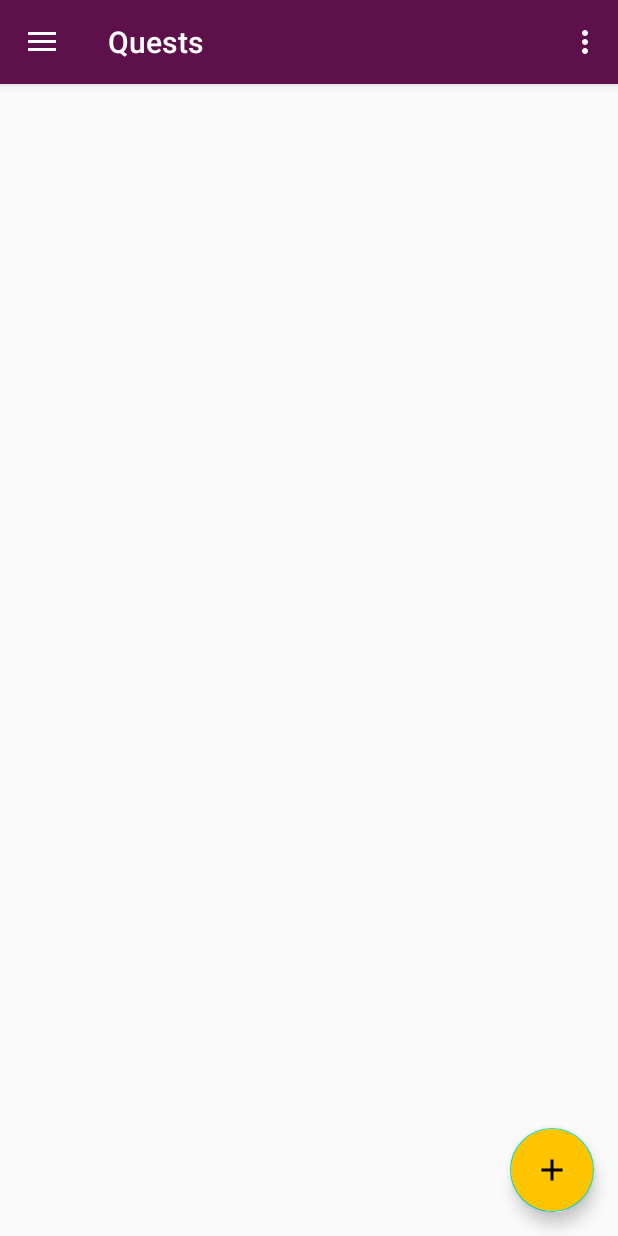
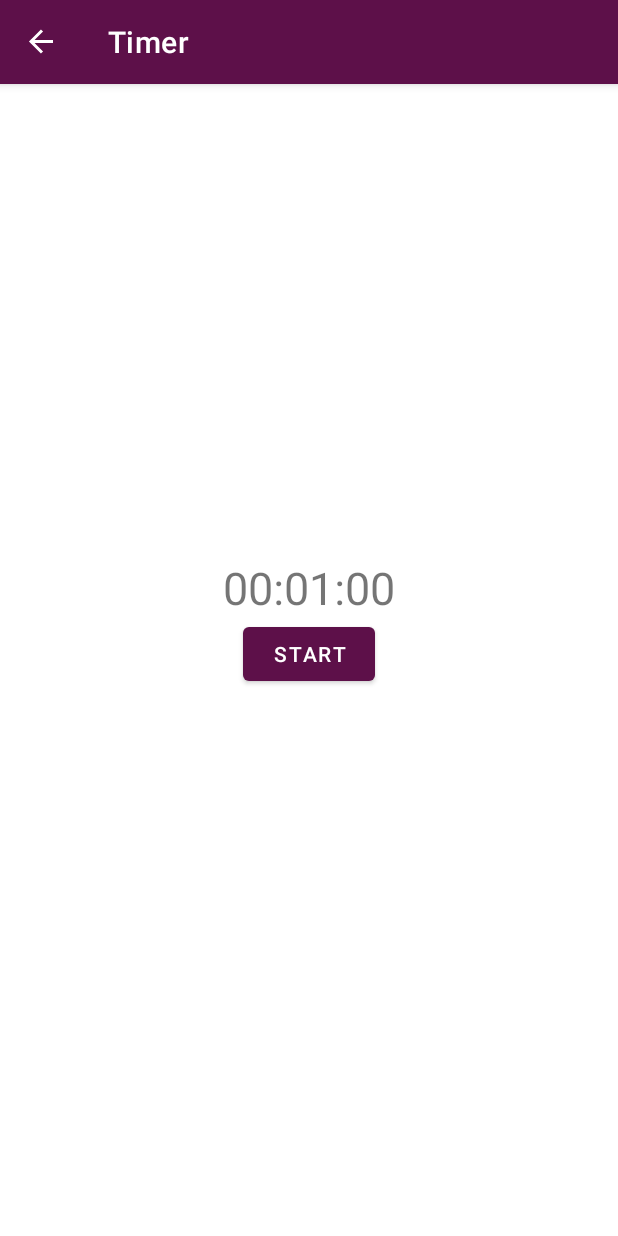
Before and after one commit to elli0tt/rpg-life, an Android app: the screen it shows after launch (MainActivity), on a phone screen of 412 x 824 dp. Run offline under Robolectric (Android 15) with nearby library versions, the phone set to English and light mode, and no system bars; our stand-ins replace navigation-ui.

Commit message:
Added stopwatch and countdown timer, started adding quests filtering(not working yet)

```diff
--- /dev/null
+++ b/app/src/main/java/com/elli0tt/rpg_life/presentation/countdown_timer/CountDownFragment.java
@@ -0,0 +1,150 @@
+package com.elli0tt.rpg_life.presentation.countdown_timer;
+
+import android.os.Bundle;
+import android.os.CountDownTimer;
+import android.view.LayoutInflater;
+import android.view.View;
+import android.view.ViewGroup;
+import android.widget.Button;
+import android.widget.TextView;
+
+import androidx.annotation.NonNull;
+import androidx.annotation.Nullable;
+import androidx.fragment.app.Fragment;
+import androidx.lifecycle.ViewModelProviders;
+
+import com.elli0tt.rpg_life.R;
+
+public class CountDownFragment extends Fragment {
+
+    private Button startPauseButton;
+    private Button resetButton;
+
+    private TextView timerTextView;
+
+    private CountDownTimer timer;
+
+    private CountDownViewModel viewModel;
+
+    private static final int COUNT_DOWN_INTERVAL = 1000;
+
+    private static final String KEY_START_PAUSE_BUTTON_VISIBILITY = "start_pause_button_visibility";
+    private static final String KEY_RESET_BUTTON_VISIBILITY = "reset_button_visibility";
+    private static final String KEY_START_PAUSE_BUTTON_TEXT = "start_pause_button_text";
+
+
+    @Nullable
+    @Override
+    public View onCreateView(@NonNull LayoutInflater inflater, @Nullable ViewGroup container,
+                             @Nullable Bundle savedInstanceState) {
+        return inflater.inflate(R.layout.fragment_countdown_timer, container, false);
+    }
+
+    @Override
+    public void onViewCreated(@NonNull View view, @Nullable Bundle savedInstanceState) {
+        super.onViewCreated(view, savedInstanceState);
+
+        viewModel = ViewModelProviders.of(this).get(CountDownViewModel.class);
+        subscribeToViewModel();
+
+        startPauseButton = view.findViewById(R.id.countdown_timer_start_pause_button);
+        resetButton = view.findViewById(R.id.countdown_timer_reset_button);
+
+        timerTextView = view.findViewById(R.id.countdown_timer_text_view);
+
+        startPauseButton.setOnClickListener(startPauseButtonOnClickListener);
+        resetButton.setOnClickListener(resetButtonOnClickListener);
+    }
+
+    @Override
+    public void onActivityCreated(@Nullable Bundle savedInstanceState) {
+        super.onActivityCreated(savedInstanceState);
+        if (savedInstanceState != null) {
+            startPauseButton.setVisibility(savedInstanceState.getInt(KEY_START_PAUSE_BUTTON_VISIBILITY));
+            resetButton.setVisibility(savedInstanceState.getInt(KEY_RESET_BUTTON_VISIBILITY));
+            startPauseButton.setText(savedInstanceState.getCharSequence(KEY_START_PAUSE_BUTTON_TEXT));
+        }
+
+        if (viewModel.isTimerRunning()){
+            startTimer();
+
+        }
+    }
+
+    @Override
+    public void onSaveInstanceState(@NonNull Bundle outState) {
+        super.onSaveInstanceState(outState);
+        outState.putInt(KEY_START_PAUSE_BUTTON_VISIBILITY, startPauseButton.getVisibility());
+        outState.putInt(KEY_RESET_BUTTON_VISIBILITY, resetButton.getVisibility());
+        outState.putCharSequence(KEY_START_PAUSE_BUTTON_TEXT, startPauseButton.getText());
+    }
+
+
+
+    @Override
+    public void onPause() {
+        super.onPause();
+        if (viewModel.isTimerRunning()) {
+            timer.cancel();
+        }
+    }
+
+
+    private void subscribeToViewModel() {
+        viewModel.getTimeLeftMillis().observe(getViewLifecycleOwner(),
+                aLong -> timerTextView.setText(viewModel.getTimeLeft()));
+    }
+
+    private View.OnClickListener startPauseButtonOnClickListener = new View.OnClickListener() {
+        @Override
+        public void onClick(View v) {
+            if (viewModel.isTimerRunning()) {
+                pauseTimer();
+            } else {
+                startTimer();
+            }
+        }
+    };
+
+    private View.OnClickListener resetButtonOnClickListener = new View.OnClickListener() {
+        @Override
+        public void onClick(View v) {
+            viewModel.resetTimer();
+            startPauseButton.setText(R.string.countdown_timer_start);
+            startPauseButton.setVisibility(View.VISIBLE);
+            resetButton.setVisibility(View.INVISIBLE);
+        }
+    };
+
+    private void startTimer() {
+        viewModel.startTimer(System.currentTimeMillis());
+        timer = new CountDownTimer(viewModel.getTimeLeftMillis().getValue(),
+                COUNT_DOWN_INTERVAL) {
+            @Override
+            public void onTick(long millisUntilFinished) {
+                viewModel.updateTimeLeftInMillis(millisUntilFinished);
+            }
+
+            @Override
+            public void onFinish() {
+                viewModel.pauseTimer();
+                startPauseButton.setText(R.string.countdown_timer_start);
+                startPauseButton.setVisibility(View.INVISIBLE);
+                resetButton.setVisibility(View.VISIBLE);
+            }
+        }.start();
+
+
+        startPauseButton.setText(R.string.countdown_timer_pause);
+        resetButton.setVisibility(View.INVISIBLE);
+    }
+
+    private void pauseTimer() {
+        timer.cancel();
+        viewModel.pauseTimer();
+        startPauseButton.setText(R.string.countdown_timer_start);
+        resetButton.setVisibility(View.VISIBLE);
+    }
+
+
+}
--- /dev/null
+++ b/app/src/main/java/com/elli0tt/rpg_life/presentation/countdown_timer/CountDownViewModel.java
@@ -0,0 +1,60 @@
+package com.elli0tt.rpg_life.presentation.countdown_timer;
+
+import androidx.lifecycle.LiveData;
+import androidx.lifecycle.MutableLiveData;
+import androidx.lifecycle.ViewModel;
+
+import java.util.Locale;
+
+public class CountDownViewModel extends ViewModel {
+    private boolean isTimerRunning = false;
+    private MutableLiveData<Long> timeLeftMillis = new MutableLiveData<>(START_TIME_LEFT_IN_MILLIS);
+    private long endTime = 0;
+
+    private static final long START_TIME_LEFT_IN_MILLIS = 60000L;
+
+    private static final String ERROR_TIME = "-1:-1";
+
+    public boolean isTimerRunning(){
+        return isTimerRunning;
+    }
+
+    public LiveData<Long> getTimeLeftMillis(){
+        return timeLeftMillis;
+    }
+
+    public void updateTimeLeftInMillis(long value){
+        timeLeftMillis.setValue(value);
+    }
+
+    public String getTimeLeft(){
+        if (timeLeftMillis.getValue() != null){
+            long timeLeftInSeconds = timeLeftMillis.getValue() / 1000;
+            long hours = timeLeftInSeconds / 3600;
+            timeLeftInSeconds %= 3600;
+            long minutes = timeLeftInSeconds / 60;
+            long seconds = timeLeftInSeconds % 60;
+
+            return String.format(Locale.getDefault(),"%02d:%02d:%02d", hours, minutes, seconds);
+        } else {
+            return ERROR_TIME;
+        }
+    }
+
+    public void startTimer(long currentTimeMillis){
+        isTimerRunning = true;
+        if (endTime != 0){
+            timeLeftMillis.setValue(endTime - currentTimeMillis);
+        }
+        endTime = currentTimeMillis + timeLeftMillis.getValue();
+}
+
+    public void pauseTimer(){
+        isTimerRunning = false;
+    }
+
+    public void resetTimer(){
+        timeLeftMillis.setValue(START_TIME_LEFT_IN_MILLIS);
+        endTime = 0;
+    }
+}
--- /dev/null
+++ b/app/src/main/java/com/elli0tt/rpg_life/presentation/quests/QuestsFilterType.java
@@ -0,0 +1,5 @@
+package com.elli0tt.rpg_life.presentation.quests;
+
+public enum QuestsFilterType {
+    ALL, ACTIVE, COMPLETED
+}
--- a/app/src/main/java/com/elli0tt/rpg_life/presentation/quests/QuestsViewModel.java
+++ b/app/src/main/java/com/elli0tt/rpg_life/presentation/quests/QuestsViewModel.java
@@ -1,10 +1,14 @@
 package com.elli0tt.rpg_life.presentation.quests;
 
 import android.app.Application;
+import android.os.AsyncTask;
 
 import androidx.annotation.NonNull;
+import androidx.arch.core.util.Function;
 import androidx.lifecycle.AndroidViewModel;
 import androidx.lifecycle.LiveData;
+import androidx.lifecycle.MutableLiveData;
+import androidx.lifecycle.Transformations;
 
 import com.elli0tt.rpg_life.data.repository.QuestsRepositoryImpl;
 import com.elli0tt.rpg_life.domain.modal.Quest;
@@ -14,16 +18,46 @@ import java.util.List;
 
 public class QuestsViewModel extends AndroidViewModel {
     private QuestsRepositoryImpl repository;
-    private LiveData<List<Quest>> allQuestsList;
+
+    private LiveData<List<Quest>> quests;
+
+    private MutableLiveData<QuestsFilterType> currentFilter =
+            new MutableLiveData<>(QuestsFilterType.ALL);
+
+    private MutableLiveData<List<Quest>> questsToShow ;
+//    =
+//            Transformations.switchMap(currentFilter, new Function<LiveData<List<Quest>>, MutableLiveData<List<Quest>>>() {
+//
+//
+//                @Override
+//                public MutableLiveData<List<Quest>> apply(LiveData<List<Quest>> input) {
+////                    QuestsFilterType filter = currentFilter.getValue();
+////                    if (filter == QuestsFilterType.ALL) {
+////                        return repository.getAllQuests();
+////                    } else if (filter == QuestsFilterType.ACTIVE){
+////                        return repository.getActiveQuests();
+////                    } else{
+////                        return repository.getCompletedQuests();
+////                    }
+//
+//                }
+//
+//
+//            });
+
+
+
 
     public QuestsViewModel(@NonNull Application application) {
         super(application);
         repository = new QuestsRepositoryImpl(application);
-        allQuestsList = repository.getAllQuestsList();
+        loadQuests();
+        //quests = repository.getAllQuests();
+        //questsToShow.setValue(quests.getValue());
     }
 
-    LiveData<List<Quest>> getAllQuestsList() {
-        return allQuestsList;
+    LiveData<List<Quest>> getQuests() {
+        return questsToShow;
     }
 
     public void insert(List<Quest> questList) {
@@ -54,4 +88,73 @@ public class QuestsViewModel extends AndroidViewModel {
         repository.delete(questList);
     }
 
+    public void setFiltering(QuestsFilterType filterType){
+        //currentFilter = filterType;
+        loadQuests();
+
+        //questsToShow.setValue(getQuestsByFilter(filterType));
+
+//        switch (currentFilter){
+//            case ALL:
+//                quests = repository.getAllQuests();
+//                break;
+//            case ACTIVE:
+//                quests = repository.getActiveQuests();
+//                break;
+//            case COMPLETED:
+//                quests = repository.getCompletedQuests();
+//                break;
+//        }
+    }
+
+
+
+//    private List<Quest> getQuestsByFilter(QuestsFilterType filterType){
+//        List<Quest> questsByFilter = new ArrayList<>();
+//        switch (filterType){
+//            case ALL:
+//                questsByFilter = quests.getValue();
+//                break;
+//            case ACTIVE:
+//                for (Quest quest : quests.getValue()){
+//                    if (!quest.isCompleted()) {
+//                        questsByFilter.add(quest);
+//                    }
+//                }
+//                break;
+//            case COMPLETED:
+//                for (Quest quest : quests.getValue()){
+//                    if (quest.isCompleted()) {
+//                        questsByFilter.add(quest);
+//                    }
+//                }
+//                break;
+//        }
+//        return questsByFilter;
+//    }
+
+    private void loadQuests(){
+//        List<Quest> quests = repository.getAllQuests();
+//        List<Quest> result = new ArrayList<>();
+//        for (Quest quest : quests){
+//            switch(currentFilter){
+//                case ALL:
+//                    result.add(quest);
+//                    break;
+//                case ACTIVE:
+//                    if (!quest.isCompleted()){
+//                        result.add(quest);
+//                    }
+//                    break;
+//                case COMPLETED:
+//                    if (quest.isCompleted()){
+//                        result.add(quest);
+//                    }
+//                    break;
+//            }
+//        }
+//        questsToShow.setValue(result);
+
+    }
+
 }
--- /dev/null
+++ b/app/src/main/res/drawable/ic_filter_list_white_24dp.xml
@@ -0,0 +1,5 @@
+<vector android:height="24dp" android:tint="#FFFFFF"
+    android:viewportHeight="24.0" android:viewportWidth="24.0"
+    android:width="24dp" xmlns:android="http://schemas.android.com/apk/res/android">
+    <path android:fillColor="#FF000000" android:pathData="M10,18h4v-2h-4v2zM3,6v2h18L21,6L3,6zM6,13h12v-2L6,11v2z"/>
+</vector>
--- /dev/null
+++ b/app/src/main/res/layout/fragment_countdown_timer.xml
@@ -0,0 +1,29 @@
+<?xml version="1.0" encoding="utf-8"?>
+<LinearLayout xmlns:android="http://schemas.android.com/apk/res/android"
+    xmlns:tools="http://schemas.android.com/tools"
+    android:layout_width="match_parent"
+    android:layout_height="match_parent"
+    android:gravity="center"
+    android:orientation="vertical">
+
+    <TextView
+        android:id="@+id/countdown_timer_text_view"
+        android:layout_width="wrap_content"
+        android:layout_height="wrap_content"
+        android:textSize="30sp"
+        tools:text="00:00:00" />
+
+    <com.google.android.material.button.MaterialButton
+        android:id="@+id/countdown_timer_start_pause_button"
+        android:layout_width="wrap_content"
+        android:layout_height="wrap_content"
+        android:text="@string/countdown_timer_start" />
+
+    <com.google.android.material.button.MaterialButton
+        android:id="@+id/countdown_timer_reset_button"
+        android:layout_width="wrap_content"
+        android:layout_height="wrap_content"
+        android:text="@string/countdown_timer_reset"
+        android:visibility="invisible"/>
+
+</LinearLayout>
--- a/app/src/main/res/navigation/nav_graph.xml
+++ b/app/src/main/res/navigation/nav_graph.xml
@@ -3,7 +3,7 @@
     xmlns:app="http://schemas.android.com/apk/res-auto"
     xmlns:tools="http://schemas.android.com/tools"
     android:id="@+id/nav_graph"
-    app:startDestination="@id/quests_screen">
+    app:startDestination="@id/countdown_timer_screen">
 
     <fragment
         android:id="@+id/character_screen"
@@ -103,4 +103,17 @@
             app:nullable="true" />
     </fragment>
 
+    <fragment
+        android:id="@+id/stopwatch_screen"
+        android:name="com.elli0tt.rpg_life.presentation.stopwatch.StopwatchFragment"
+        android:label="Stopwatch"
+        tools:layout="@layout/fragment_stopwatch" />
+
+    <fragment
+        android:id="@+id/countdown_timer_screen"
+        android:name="com.elli0tt.rpg_life.presentation.countdown_timer.CountDownFragment"
+        android:label="Timer"
+        tools:layout="@layout/fragment_countdown_timer" />
+
+
 </navigation>
--- a/app/src/main/res/values/strings.xml
+++ b/app/src/main/res/values/strings.xml
@@ -41,6 +41,16 @@
     <string name="quest_name_default_value"></string>
     <string name="quest_description_default_value"></string>
     <string name="character_toolbar_menu_item_populate_with_samples">Populate with samples</string>
+    <string name="quests_toolbar_menu_filter_title">Filter</string>
+    <string name="filtering_popup_menu_all_title">All</string>
+    <string name="filtering_popup_menu_active_title">Active</string>
+    <string name="quests_filtering_popup_menu_completed_title">Completed</string>
+    <string name="stopwatch_start">Start</string>
+    <string name="stopwatch_pause">Pause</string>
+    <string name="stopwatch_reset">Reset</string>
+    <string name="countdown_timer_start">Start</string>
+    <string name="countdown_timer_pause">Pause</string>
+    <string name="countdown_timer_reset">Reset</string>
 
 
 </resources>
--- a/app/src/main/res/values/styles.xml
+++ b/app/src/main/res/values/styles.xml
@@ -1,7 +1,7 @@
 <resources>
 
     <!-- Base application theme. -->
-    <style name="AppTheme" parent="Theme.AppCompat.Light.NoActionBar">
+    <style name="AppTheme" parent="Theme.MaterialComponents.Light.NoActionBar">
         <!-- Customize your theme here. -->
         <item name="colorPrimary">@color/colorPrimary</item>
         <item name="colorPrimaryDark">@color/colorPrimaryDark</item>
```
Also changed, not shown: app/src/main/java/com/elli0tt/rpg_life/data/dao/QuestsDao.java (+9 -1 lines), app/src/main/java/com/elli0tt/rpg_life/data/repository/QuestsRepositoryImpl.java (+9 -1 lines), app/src/main/java/com/elli0tt/rpg_life/presentation/quests/QuestsFragment.java (+44 -12 lines), app/src/main/java/com/elli0tt/rpg_life/presentation/stopwatch/StopwatchFragment.java (added, +77 -0 lines), app/src/main/java/com/elli0tt/rpg_life/presentation/stopwatch/StopwatchViewModel.java (added, +23 -0 lines), app/src/main/res/layout/fragment_stopwatch.xml (added, +34 -0 lines), app/src/main/res/menu/quests_filtering_pop_up_menu.xml (added, +18 -0 lines), app/src/main/res/menu/quests_toolbar_menu.xml (+8 -1 lines).
